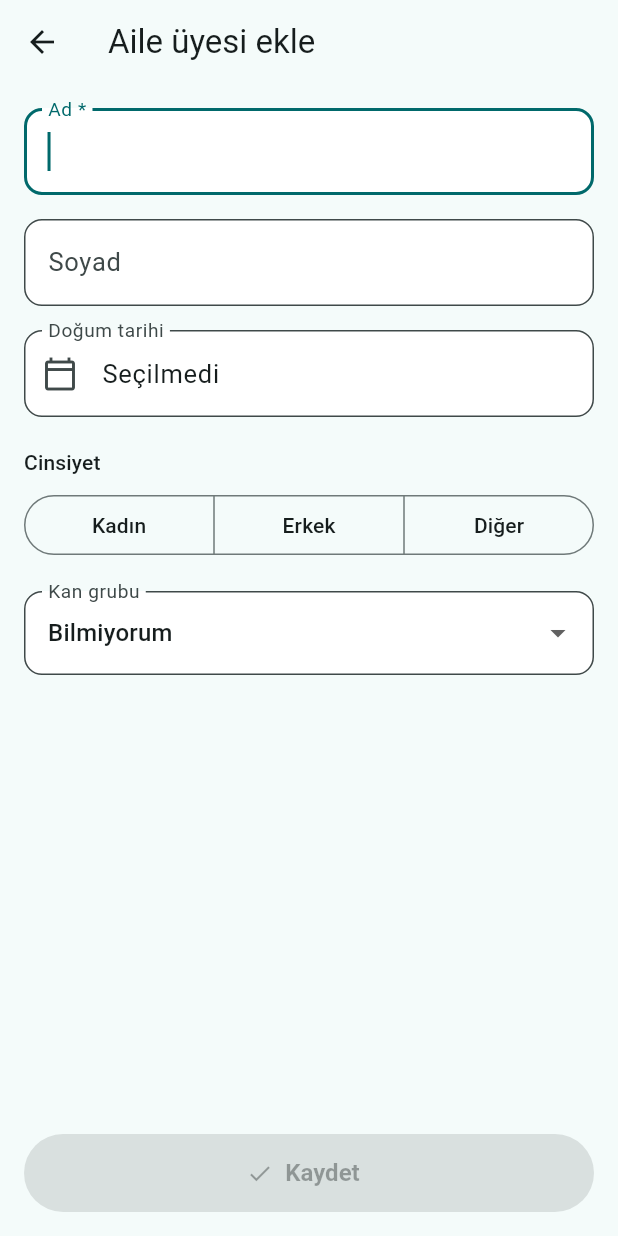
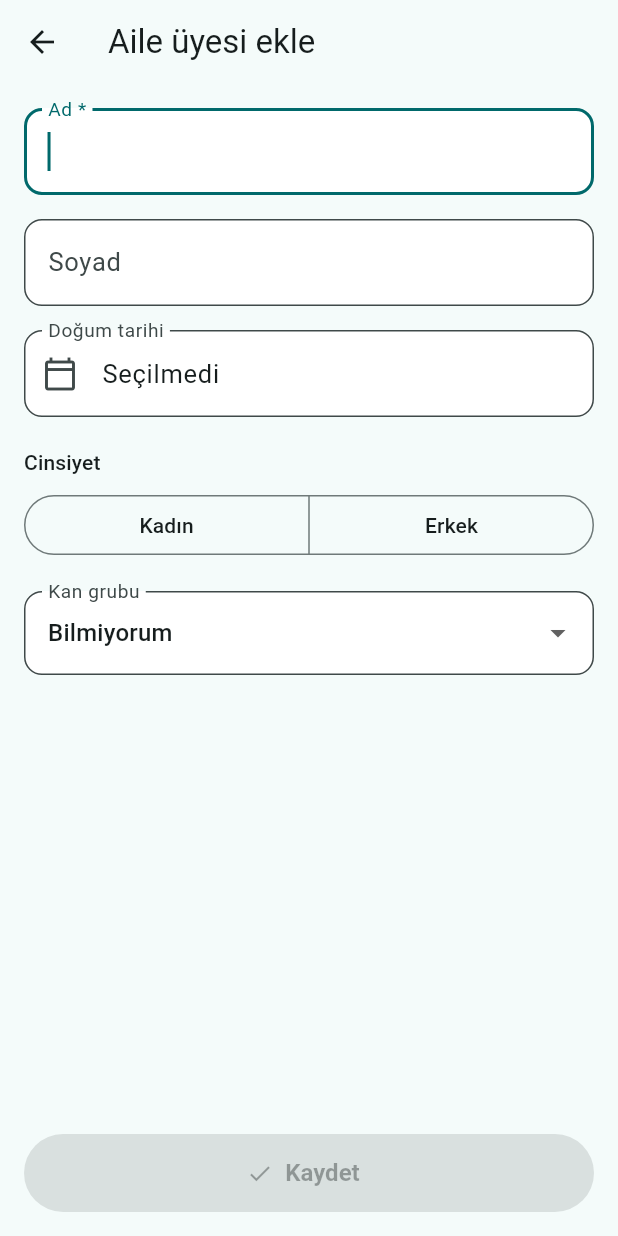
Before and after one commit to cengizonkal/lokman, a Flutter app: the ProfileEditorScreen screen opened directly, on a phone screen of 412 x 824 dp. Run offline on Flutter 3.47's test engine with Material 3 defaults, Android fonts, the phone set to English and light mode, and no system bars; our stand-ins replace drift, drift_flutter, file_picker, fl_chart, flutter_local_notifications, flutter_riverpod and 6 more; missing offline and left inert: flutter_zxing; accounts and stored records are empty; generated files the repository leaves out were written again.

Commit message:
Mobil: cinsiyet yalnızca kadın/erkek (şema 5)
Tıbbi karar desteği ikili cinsiyete bağlı olduğu için profil formundaki
"Diğer" seçeneği kaldırıldı; şema 5 geçişinde eski kayıtlardaki diğer
değerler boşaltılıyor. FHIR'den gelen other/unknown okunur ama saklanmaz.
docs/VERITABANI.md ve docs/fhir-sozlesmesi.md (Patient eşleşmesi) güncellendi.

Co-Authored-By: Claude Opus 5 <noreply@anthropic.com>

```diff
--- a/mobile/lib/data/db/tables.dart
+++ b/mobile/lib/data/db/tables.dart
@@ -43,7 +43,7 @@ class Profiles extends Table {
   TextColumn get lastName => text().withDefault(const Constant(''))();
   DateTimeColumn get birthDate => dateTime().nullable()();
 
-  /// `female`, `male`, `other` ya da boş.
+  /// `female`, `male` ya da boş.
   TextColumn get gender => text().nullable()();
   TextColumn get bloodType => text().nullable()();
   IntColumn get colorIndex => integer().withDefault(const Constant(0))();
--- a/mobile/lib/features/profiles/profile_form.dart
+++ b/mobile/lib/features/profiles/profile_form.dart
@@ -18,7 +18,7 @@ class ProfileFormData {
     firstName: p.firstName,
     lastName: p.lastName,
     birthDate: p.birthDate,
-    gender: p.gender,
+    gender: genders.contains(p.gender) ? p.gender : null,
     bloodType: p.bloodType,
   );
 
@@ -46,6 +46,9 @@ class ProfileFormData {
     bloodType: Value(bloodType),
   );
 }
+
+/// Kaydedilen cinsiyet değerleri (FHIR `Patient.gender` ile aynı).
+const genders = ['female', 'male'];
 
 const bloodTypes = [
   '0 Rh+',
@@ -127,7 +130,6 @@ class _ProfileFieldsState extends State<ProfileFields> {
           segments: const [
             ButtonSegment(value: 'female', label: Text('Kadın')),
             ButtonSegment(value: 'male', label: Text('Erkek')),
-            ButtonSegment(value: 'other', label: Text('Diğer')),
           ],
           selected: {if (d.gender != null) d.gender},
           onSelectionChanged: (s) =>
--- a/mobile/lib/fhir/bundle_reader.dart
+++ b/mobile/lib/fhir/bundle_reader.dart
@@ -301,7 +301,6 @@ class _BundleReader {
       gender: switch (r['gender']) {
         'female' => 'female',
         'male' => 'male',
-        'other' => 'other',
         _ => null,
       },
       identifiers: [
--- a/mobile/lib/pdf/summary_pdf.dart
+++ b/mobile/lib/pdf/summary_pdf.dart
@@ -125,8 +125,7 @@ Future<Uint8List> buildSummaryPdf(
         if (p.gender != null)
           'Cinsiyet / Sex: ${switch (p.gender) {
             'female' => 'Kadın / Female',
-            'male' => 'Erkek / Male',
-            _ => 'Diğer / Other',
+            _ => 'Erkek / Male',
           }}',
         if (p.bloodType != null) 'Kan grubu / Blood type: ${p.bloodType}',
       ].join('   '),
```
Also changed, not shown: mobile/lib/data/db/database.dart (+9 -1 lines), mobile/lib/data/db/database.g.dart, 3 other files.
